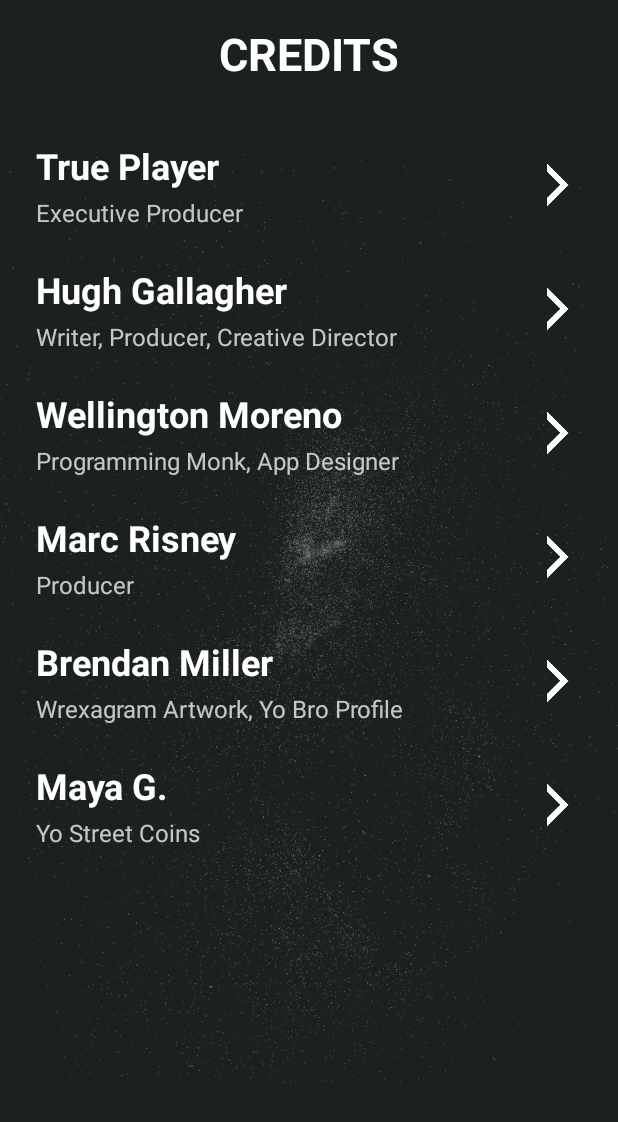
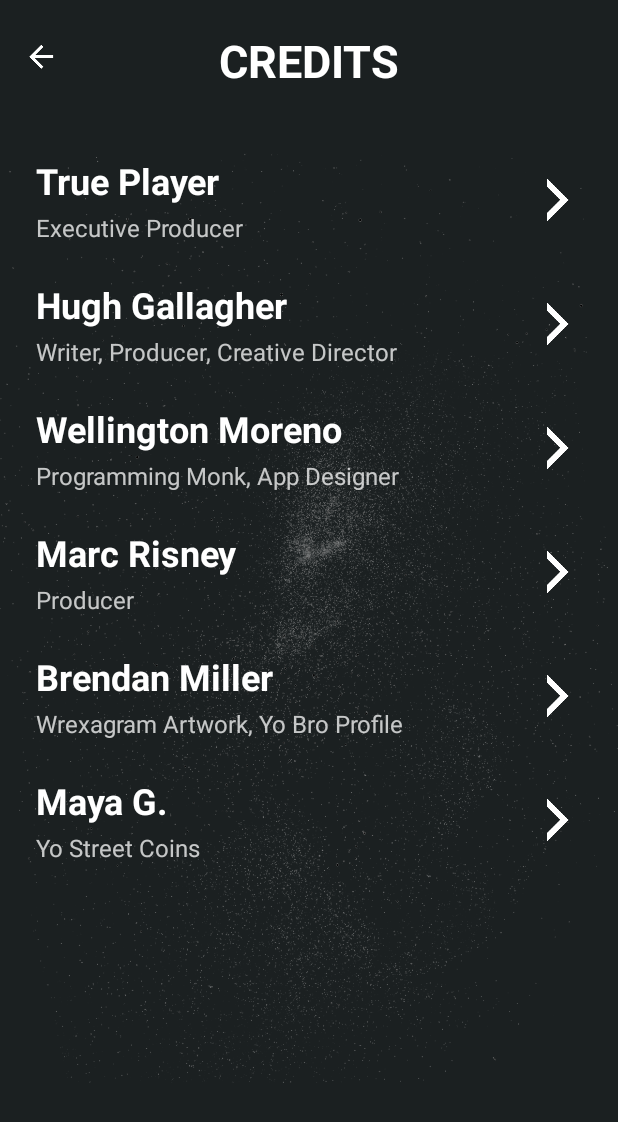
Before and after one commit to Yo-Ching/YoChing-Android, an Android app: the CreditsActivity screen opened directly, with no data from a screen before it, on a phone screen of 412 x 824 dp. Shown: the top 1122 px of the screen. Run offline under Robolectric (Android 15) with nearby library versions, the light colour scheme and no system bars; libraries missing offline, so code that uses them is left out: com.daimajia.androidanimations, org.slf4j.

Commit message:
Customizes the up button of the Credits Activity

```diff
--- a/app/src/main/java/tech/redroma/yoching/activities/CreditsActivity.kt
+++ b/app/src/main/java/tech/redroma/yoching/activities/CreditsActivity.kt
@@ -1,20 +1,63 @@
 package tech.redroma.yoching.activities
 
+import android.os.Build
 import android.support.v7.app.AppCompatActivity
 import android.os.Bundle
+import android.support.v7.widget.AppCompatImageButton
+import android.support.v7.widget.Toolbar
+import android.view.ViewGroup
+import android.widget.TextView
 import tech.redroma.yoching.R
+import tech.redroma.yoching.extensions.*
+import tech.redroma.yoching.views.ViewContainer
 
 class CreditsActivity : AppCompatActivity()
 {
+
+    private val views = Views()
 
     override fun onCreate(savedInstanceState: Bundle?)
     {
         super.onCreate(savedInstanceState)
         setContentView(R.layout.activity_credits)
+
+        views.inflate()
     }
-
 
     private inner class Views
     {
+        lateinit var yoActionBar: Toolbar
+        lateinit var yoActionBarTitle: TextView
+
+
+        fun inflate()
+        {
+            yoActionBar = findView(R.id.yo_action_bar)
+            yoActionBarTitle = findView(R.id.yo_action_bar_title)
+
+            setupUpButton()
+        }
+
+        fun setupUpButton()
+        {
+            //Action bar code
+            setSupportActionBar(yoActionBar)
+            supportActionBar?.setHomeButtonEnabled(true)
+            supportActionBar?.setDisplayHomeAsUpEnabled(true)
+            title = ""
+            val backButton = resources.getDrawable(R.drawable.arrow_back)
+            supportActionBar?.setHomeAsUpIndicator(backButton)
+
+            val button = yoActionBar.firstChildWhere<AppCompatImageButton> { it is AppCompatImageButton } ?: return
+            button.setOnClickListener {
+                LOG.info("Back Button clicked!")
+            }
+
+            if (android.os.Build.VERSION.SDK_INT >= android.os.Build.VERSION_CODES.LOLLIPOP)
+            {
+                button.setBackgroundDrawable(resources.getDrawable(R.drawable.ripple_circular))
+            }
+
+        }
     }
 }
```
